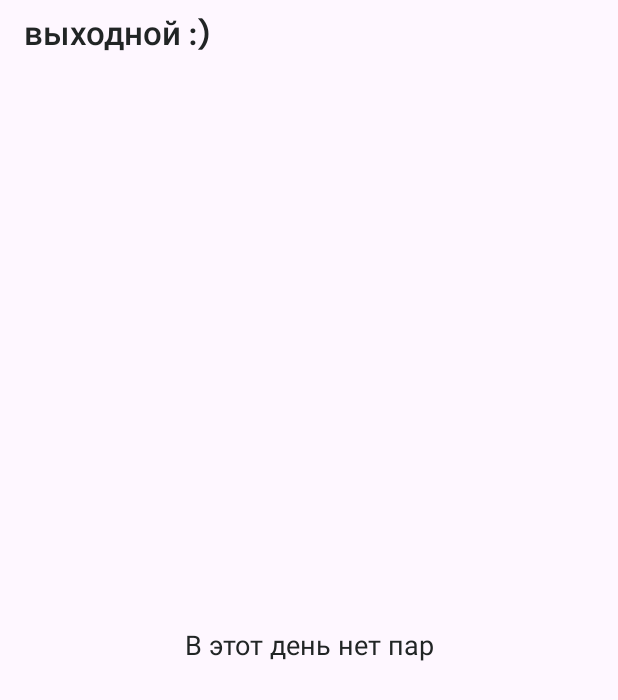
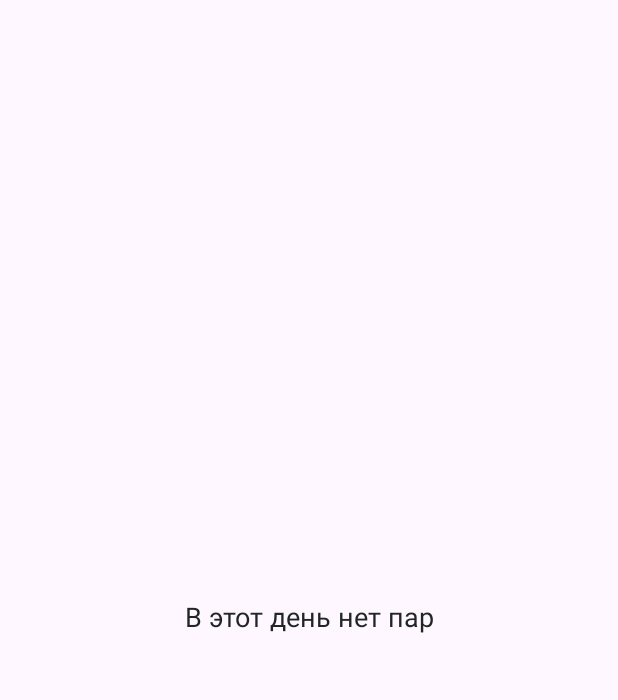
Before and after one commit to veyvolopayli/GUUTT, an Android app: the fragment NoClassesFragment shown on its own in the app's theme, on a phone screen of 412 x 824 dp. Shown: the top 700 px of the screen. Run offline under Robolectric (Android 15) with nearby library versions, the phone set to English and light mode, and no system bars.

```diff
--- a/app/src/main/java/com/veyvolopayli/guutt/presentation/day_screen/NoClassesFragment.kt
+++ b/app/src/main/java/com/veyvolopayli/guutt/presentation/day_screen/NoClassesFragment.kt
@@ -12,11 +12,12 @@ import java.util.Locale
 
 class NoClassesFragment : Fragment(R.layout.fragment_no_classes) {
     companion object {
-        private const val ARG_DAY_OF_WEEK = "day_of_week"
+//        private const val ARG_DAY_OF_WEEK = "day_of_week"
         fun newInstance(day: Day): NoClassesFragment {
             val dayOfWeek = day.date.dayOfWeek.getDisplayName(TextStyle.FULL, Locale.getDefault())
-            val args = bundleOf(ARG_DAY_OF_WEEK to dayOfWeek)
-            return NoClassesFragment().apply { arguments = args }
+//            val args = bundleOf(ARG_DAY_OF_WEEK to dayOfWeek)
+//            return NoClassesFragment().apply { arguments = args }
+            return NoClassesFragment()
         }
     }
 
@@ -25,8 +26,8 @@ class NoClassesFragment : Fragment(R.layout.fragment_no_classes) {
 
         val binding = FragmentNoClassesBinding.bind(view)
 
-        val dayOfWeek = arguments?.getString(ARG_DAY_OF_WEEK) ?: "выходной :)"
-        binding.date.text = dayOfWeek
+//        val dayOfWeek = arguments?.getString(ARG_DAY_OF_WEEK) ?: "выходной :)"
+//        binding.date.text = dayOfWeek
     }
 
 }
--- a/app/src/main/res/layout/fragment_no_classes.xml
+++ b/app/src/main/res/layout/fragment_no_classes.xml
@@ -5,16 +5,6 @@
     xmlns:tools="http://schemas.android.com/tools"
     android:orientation="vertical"
     tools:context=".presentation.day_screen.NoClassesFragment">
-
-    <TextView
-        android:id="@+id/date"
-        android:layout_width="match_parent"
-        android:layout_height="wrap_content"
-        android:layout_marginTop="8dp"
-        android:fontFamily="@font/dm_sans_semi_bold"
-        android:textSize="22sp"
-        android:textColor="@color/black"
-        android:paddingHorizontal="16dp" />
 
     <TextView
         android:layout_width="match_parent"
```
